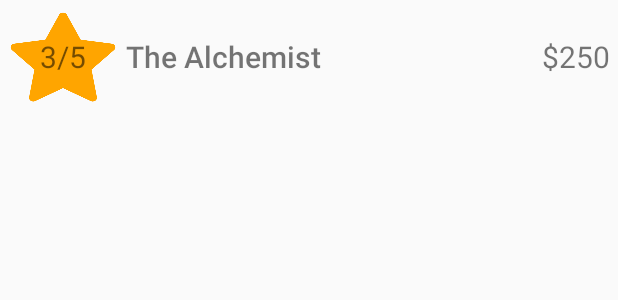
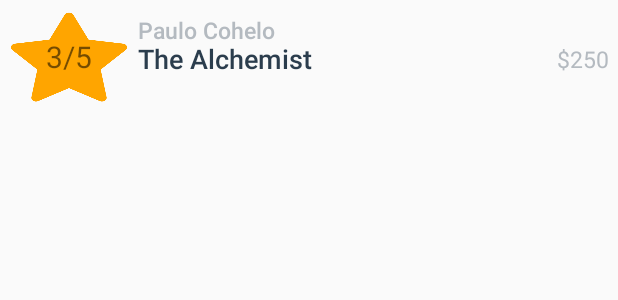
Before and after one commit to divyansh9711/BookFind, an Android app: the layout list_pattern.xml on its own in the app's theme, with its tools: preview values and no code run, on a phone screen of 412 x 824 dp. Shown: the top 300 px of the screen. Run offline under Robolectric (Android 15) with nearby library versions, the phone set to English and light mode, and no system bars.

Commit message:
Updated UI to include the author name.

```diff
--- a/app/src/main/java/com/example/divyanshsingh/bookfind/BookAdapter.java
+++ b/app/src/main/java/com/example/divyanshsingh/bookfind/BookAdapter.java
@@ -40,6 +40,9 @@ public class BookAdapter extends ArrayAdapter<Book> {
         TextView bookPrice = (TextView) listItemView.findViewById(R.id.price);
         bookPrice.setText(currentBook.getBookPrice());
 
+        TextView author = (TextView) listItemView.findViewById(R.id.author_name);
+        author.setText(currentBook.getBookAuthor());
+
         return listItemView;
     }
 }
--- a/app/src/main/res/layout/list_pattern.xml
+++ b/app/src/main/res/layout/list_pattern.xml
@@ -1,7 +1,7 @@
 <?xml version="1.0" encoding="utf-8"?>
 <LinearLayout xmlns:android="http://schemas.android.com/apk/res/android"
     android:layout_width="match_parent"
-    android:layout_height="match_parent"
+    android:layout_height="wrap_content"
     android:layout_margin="5dp"
     xmlns:tools="http://schemas.android.com/tools"
     android:orientation="horizontal">
@@ -12,28 +12,46 @@
         android:id="@+id/rating"
         android:background="@drawable/rating"
         tools:text="3/5"
-        android:layout_weight="0.5"
+        android:layout_weight="0.7"
         android:layout_width="0dp"
-        android:layout_height="65dp" />
+        android:layout_height="65sp" />
+    <LinearLayout
+        android:layout_weight="2"
+        android:layout_marginLeft="5dp"
+        android:orientation="vertical"
+        android:layout_width="0dp"
+        android:layout_height ="match_parent">
+        <TextView
+            android:id="@+id/author_name"
+            android:layout_marginTop="4sp"
+            android:textSize="15sp"
+            android:textColor="#B4BAC0"
+            android:text="Paulo Cohelo"
+            android:fontFamily="sans-serif-medium"
+            android:layout_width="match_parent"
+            android:layout_height="0dp"
+            android:layout_weight="0.7"/>
 
+        <TextView
+                android:id="@+id/title"
+                android:fontFamily="sans-serif-medium"
+                android:layout_weight="1.7"
+                android:textColor="#2B3D4D"
+                android:text="The Alchemist"
+                android:textSize="18sp"
+                android:layout_width="match_parent"
+                android:layout_height="0dp"/>
+
+    </LinearLayout>
     <TextView
-            android:layout_marginLeft="5dp"
-            android:id="@+id/title"
-            android:fontFamily="sans-serif-medium"
-            android:layout_weight="1.2"
-            android:text="The Alchemist"
-            android:textSize="20sp"
-            android:layout_width="0dp"
-            android:layout_height="55dp"/>
-
-    <TextView
+            android:textColor="#B4BAC0"
             android:id="@+id/price"
             android:text="$250"
             android:textAlignment="textEnd"
-            android:textSize="20sp"
+            android:textSize="15sp"
             android:layout_width="0dp"
             android:layout_height="65dp"
-            android:layout_weight="1"/>
+            android:layout_weight="0.7"/>
 
 
 
```
